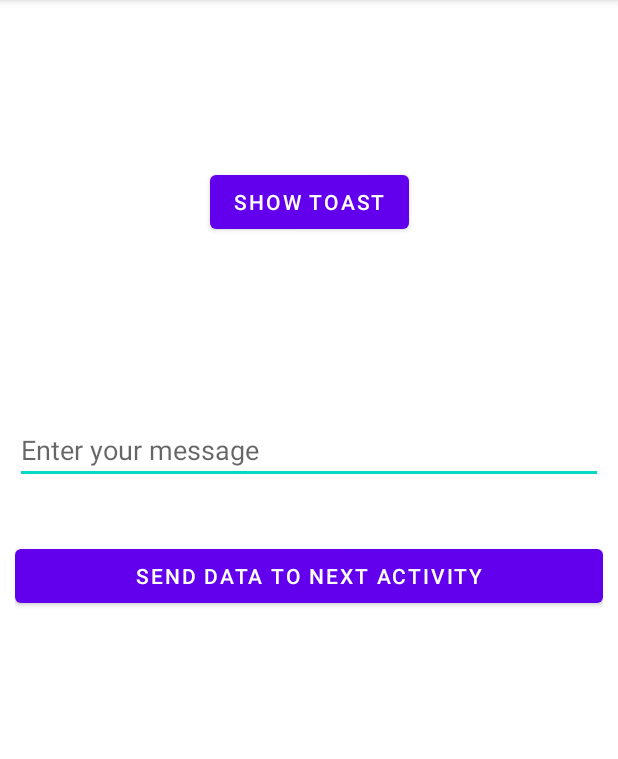
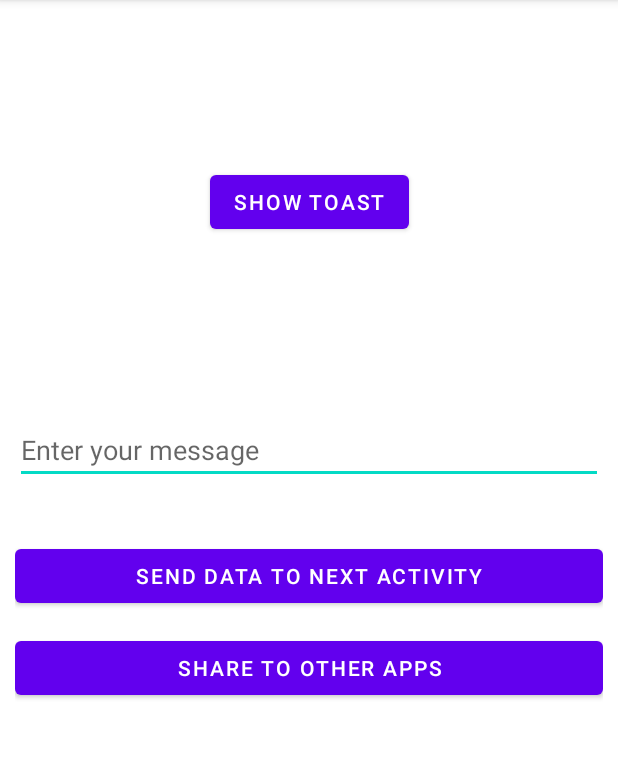
Before and after one commit to siroJohnOdilla/MsgShareApp, an Android app: the screen it shows after launch (MainActivity), on a phone screen of 412 x 824 dp, the part 84-843 px from its top. Run offline under Robolectric (Android 15) with nearby library versions, the phone set to English and light mode, and no system bars.

Commit message:
second commit

```diff
--- a/app/src/main/res/layout/activity_main.xml
+++ b/app/src/main/res/layout/activity_main.xml
@@ -40,4 +40,16 @@
         app:layout_constraintStart_toStartOf="parent"
         app:layout_constraintTop_toTopOf="parent"
         app:layout_constraintVertical_bias="0.38" />
+
+    <Button
+        android:id="@+id/btnShareToOtherApps"
+        android:layout_width="match_parent"
+        android:layout_height="wrap_content"
+        android:text="Share To Other Apps"
+        app:layout_constraintBottom_toBottomOf="parent"
+        app:layout_constraintEnd_toEndOf="parent"
+        app:layout_constraintHorizontal_bias="0.473"
+        app:layout_constraintStart_toStartOf="parent"
+        app:layout_constraintTop_toTopOf="parent"
+        app:layout_constraintVertical_bias="0.588" />
 </androidx.constraintlayout.widget.ConstraintLayout>
```
Also changed, not shown: app/src/main/java/com/smartherd/msgshareapp/MainActivity.kt (+10 -0 lines).
